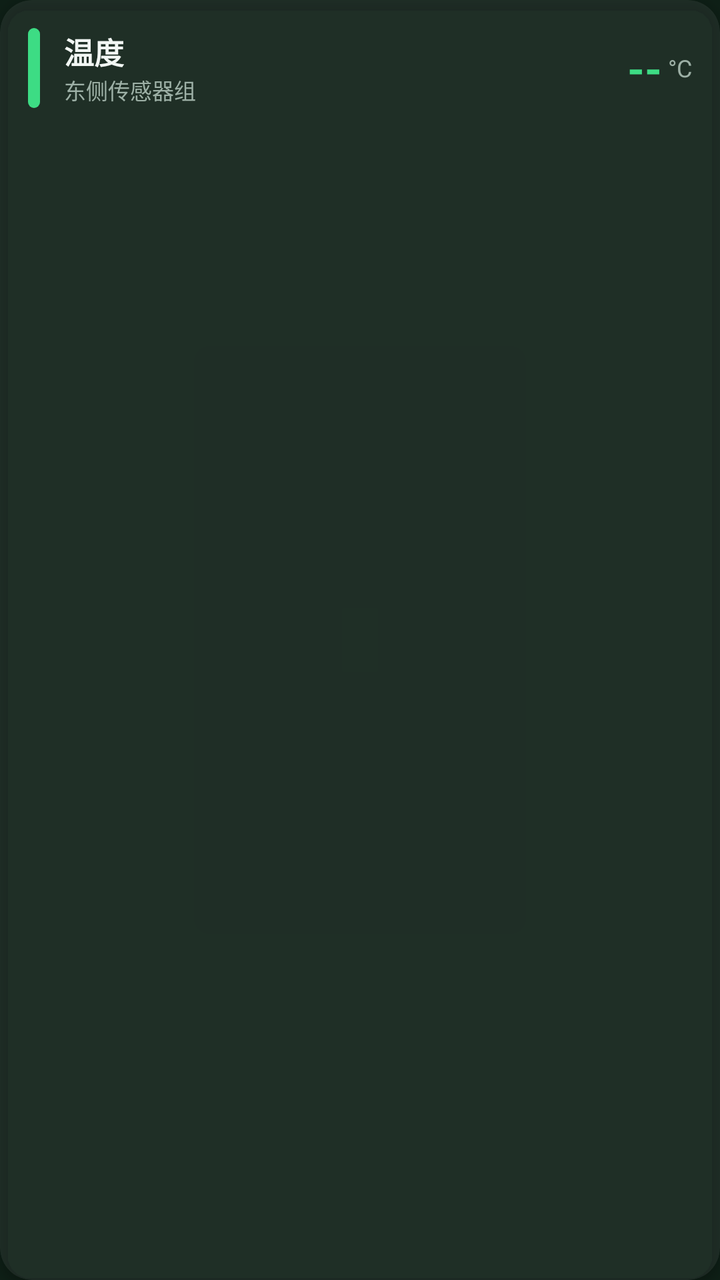
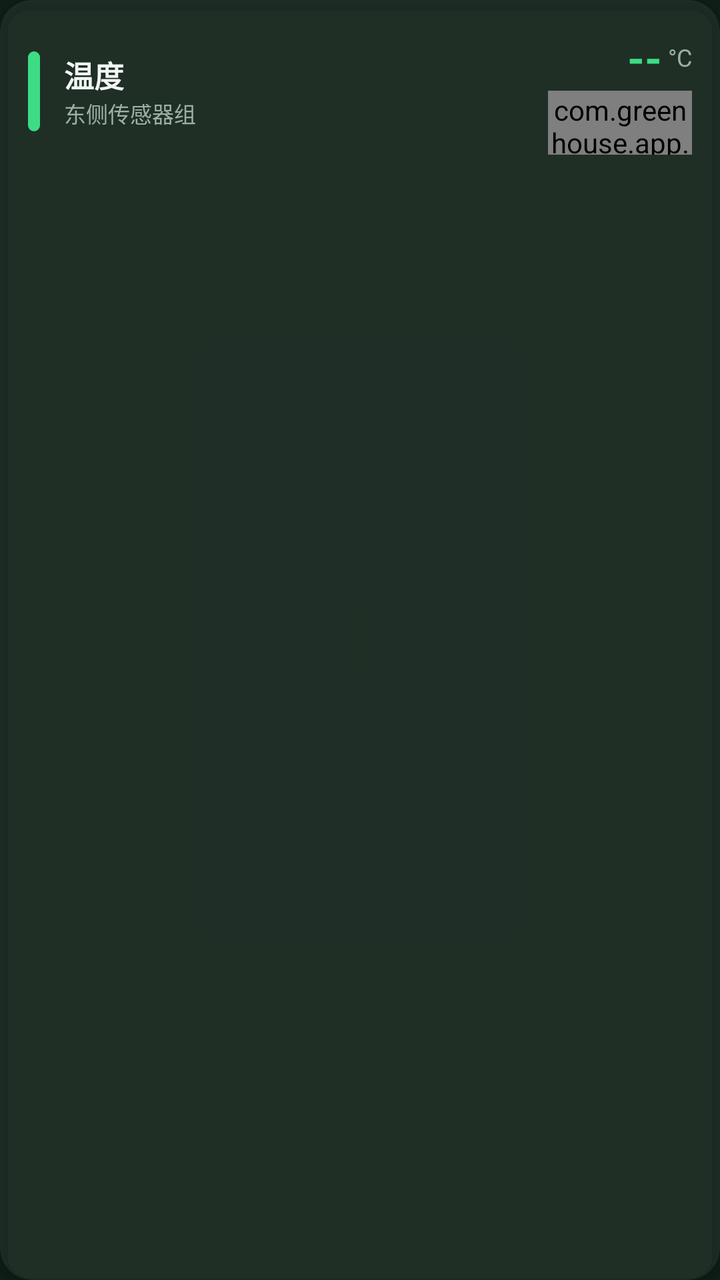

An Android layout rendered at two revisions. The XML below is the earlier revision; the diff shows what the commit changed to produce the second picture.
<!-- AndroidManifest.xml: application theme Theme.SmartGreenhouse -->
<!-- res/layout/item_sensor_card.xml -->
<?xml version="1.0" encoding="utf-8"?>
<androidx.cardview.widget.CardView xmlns:android="http://schemas.android.com/apk/res/android"
    xmlns:app="http://schemas.android.com/apk/res-auto"
    android:layout_width="match_parent"
    android:layout_height="wrap_content"
    android:layout_margin="4dp"
    app:cardCornerRadius="16dp"
    app:cardElevation="3dp"
    app:cardBackgroundColor="@color/surface">

    <LinearLayout
        android:layout_width="match_parent"
        android:layout_height="wrap_content"
        android:orientation="horizontal"
        android:padding="14dp"
        android:gravity="center_vertical">

        
        <View
            android:id="@+id/v_sensor_indicator"
            android:layout_width="6dp"
            android:layout_height="40dp"
            android:background="@drawable/bg_sensor_indicator" />

        <LinearLayout
            android:layout_width="0dp"
            android:layout_height="wrap_content"
            android:layout_weight="1"
            android:layout_marginStart="12dp"
            android:orientation="vertical">

            <TextView
                android:id="@+id/tv_sensor_name"
                android:layout_width="wrap_content"
                android:layout_height="wrap_content"
                android:text="温度"
                android:textColor="@color/text_primary"
                android:textSize="15sp"
                android:textStyle="bold" />

            <TextView
                android:id="@+id/tv_sensor_device"
                android:layout_width="wrap_content"
                android:layout_height="wrap_content"
                android:text="东侧传感器组"
                android:textColor="@color/text_secondary"
                android:textSize="11sp" />
        </LinearLayout>

        <TextView
            android:id="@+id/tv_sensor_value"
            android:layout_width="wrap_content"
            android:layout_height="wrap_content"
            android:text="--"
            android:textColor="@color/sensor_normal"
            android:textSize="22sp"
            android:textStyle="bold"
            android:fontFeatureSettings="tnum" />

        <TextView
            android:id="@+id/tv_sensor_unit"
            android:layout_width="wrap_content"
            android:layout_height="wrap_content"
            android:text="°C"
            android:textColor="@color/text_secondary"
            android:textSize="12sp"
            android:layout_marginStart="3dp" />
    </LinearLayout>
</androidx.cardview.widget.CardView>
<!-- resources referenced by this layout -->
<resources>
  <color name="sensor_normal">#FF3DDC84</color>
  <color name="surface">#12FFFFFF</color>
  <color name="text_primary">#FFF2F7F4</color>
  <color name="text_secondary">#FF9DB0A6</color>
  <!-- drawable bg_sensor_indicator (drawable) -->
  <?xml version="1.0" encoding="utf-8"?>
  <shape xmlns:android="http://schemas.android.com/apk/res/android"
      android:shape="rectangle">
      <solid android:color="@color/primary" />
      <corners android:radius="8dp" />
  </shape>
  <style name="Theme.SmartGreenhouse" parent="Theme.MaterialComponents.DayNight.NoActionBar.Bridge">
          <item name="colorPrimary">@color/primary</item>
          <item name="colorPrimaryDark">@color/bg_deep</item>
          <item name="colorAccent">@color/accent</item>
          <item name="colorSurface">@color/surface</item>
          <item name="android:statusBarColor">@color/bg_deep</item>
          <item name="android:navigationBarColor">@color/bg_deep</item>
          <item name="android:windowBackground">@color/background</item>
          <item name="android:textColorPrimary">@color/text_primary</item>
          <item name="android:forceDarkAllowed">false</item>
          <item name="cardViewStyle">@style/CardView.SmartGreenhouse</item>
          <item name="materialButtonStyle">@style/Button.SmartGreenhouse</item>
      </style>
  <color name="primary">#FF3DDC84</color>
  <color name="bg_deep">#FF0A1712</color>
  <color name="accent">#FF4DD0E1</color>
  <color name="background">#FF0E1F16</color>
  <style name="CardView.SmartGreenhouse" parent="Widget.MaterialComponents.CardView">
          <item name="cardBackgroundColor">@color/surface</item>
          <item name="cardCornerRadius">16dp</item>
          <item name="cardElevation">0dp</item>
          <item name="strokeWidth">1dp</item>
          <item name="strokeColor">@color/outline</item>
      </style>
  <style name="Button.SmartGreenhouse" parent="Widget.MaterialComponents.Button">
          <item name="android:textColor">@color/on_primary</item>
          <item name="android:textStyle">bold</item>
          <item name="android:minHeight">48dp</item>
          <item name="cornerRadius">26dp</item>
          <item name="backgroundTint">@color/primary</item>
      </style>
  <color name="outline">#1EFFFFFF</color>
  <color name="on_primary">#FF0A1712</color>
</resources>

<!-- the commit's change to res/layout/item_sensor_card.xml (unified diff, before → after) -->
@@ -47,23 +47,45 @@
                 android:textSize="11sp" />
         </LinearLayout>
 
-        <TextView
-            android:id="@+id/tv_sensor_value"
+        
+        <LinearLayout
             android:layout_width="wrap_content"
             android:layout_height="wrap_content"
-            android:text="--"
-            android:textColor="@color/sensor_normal"
-            android:textSize="22sp"
-            android:textStyle="bold"
-            android:fontFeatureSettings="tnum" />
+            android:orientation="vertical"
+            android:gravity="end"
+            android:layout_marginStart="8dp">
 
-        <TextView
-            android:id="@+id/tv_sensor_unit"
-            android:layout_width="wrap_content"
-            android:layout_height="wrap_content"
-            android:text="°C"
-            android:textColor="@color/text_secondary"
-            android:textSize="12sp"
-            android:layout_marginStart="3dp" />
+            <LinearLayout
+                android:layout_width="wrap_content"
+                android:layout_height="wrap_content"
+                android:orientation="horizontal"
+                android:gravity="center_vertical">
+
+                <TextView
+                    android:id="@+id/tv_sensor_value"
+                    android:layout_width="wrap_content"
+                    android:layout_height="wrap_content"
+                    android:text="--"
+                    android:textColor="@color/sensor_normal"
+                    android:textSize="22sp"
+                    android:textStyle="bold"
+                    android:fontFeatureSettings="tnum" />
+
+                <TextView
+                    android:id="@+id/tv_sensor_unit"
+                    android:layout_width="wrap_content"
+                    android:layout_height="wrap_content"
+                    android:text="°C"
+                    android:textColor="@color/text_secondary"
+                    android:textSize="12sp"
+                    android:layout_marginStart="3dp" />
+            </LinearLayout>
+
+            <com.greenhouse.app.ui.dashboard.SparklineView
+                android:id="@+id/v_sparkline"
+                android:layout_width="72dp"
+                android:layout_height="32dp"
+                android:layout_marginTop="2dp" />
+        </LinearLayout>
     </LinearLayout>
 </androidx.cardview.widget.CardView>
